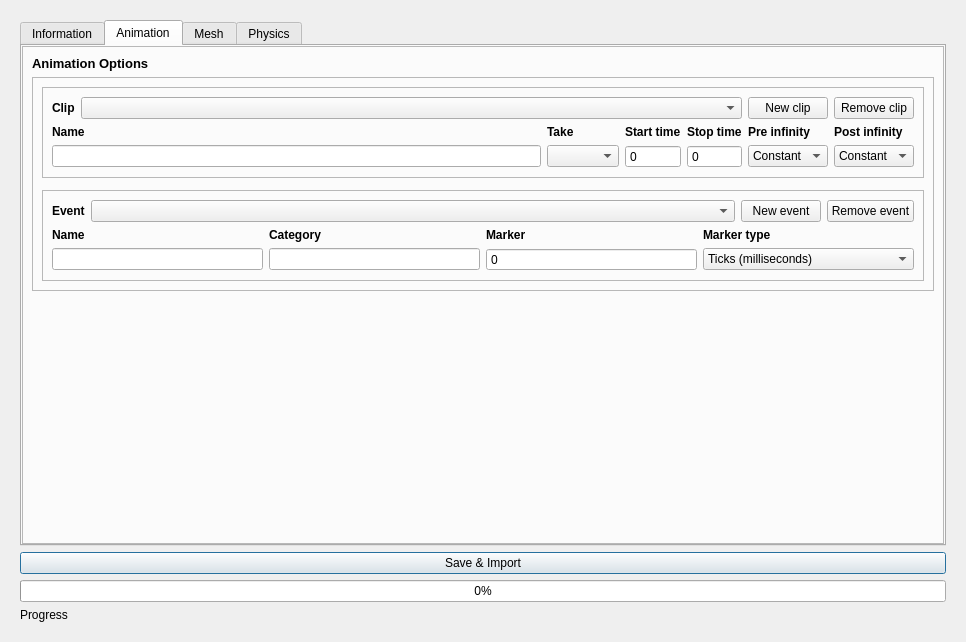
Before: the Qt Designer form code/qttoolkit/contentbrowser/ui/modelimporterwindow.ui in gscept/nebula-trifid, drawn with Qt 5.
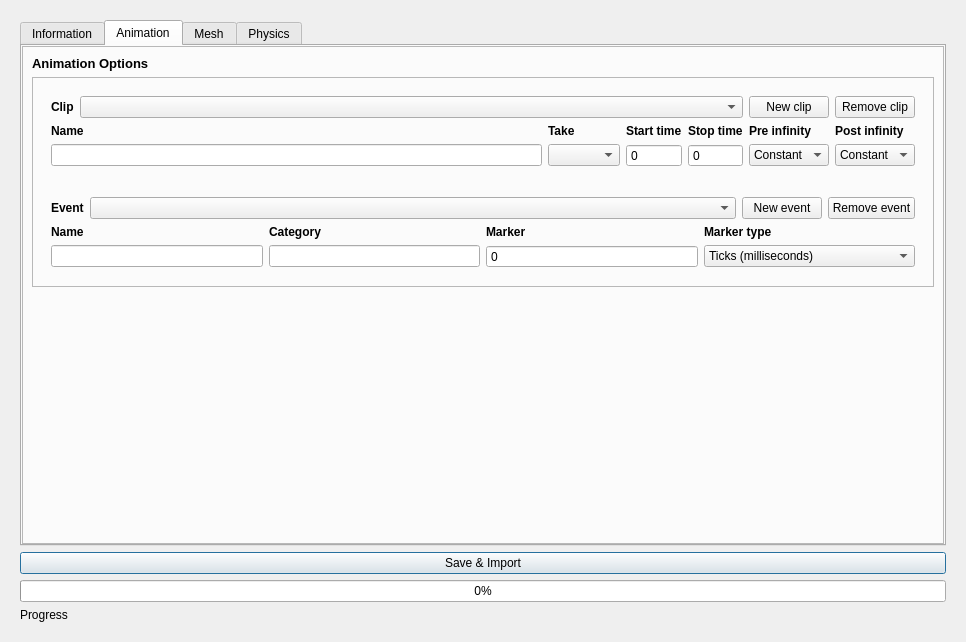
After: the same form once the commit is applied. The open tabs and pages were chosen to show the change.

Patch:
```diff
--- a/code/qttoolkit/contentbrowser/ui/modelimporterwindow.ui
+++ b/code/qttoolkit/contentbrowser/ui/modelimporterwindow.ui
@@ -242,7 +242,7 @@
                 <item row="0" column="0" colspan="3">
                  <widget class="QFrame" name="clipFrame">
                   <property name="frameShape">
-                   <enum>QFrame::StyledPanel</enum>
+                   <enum>QFrame::NoFrame</enum>
                   </property>
                   <property name="frameShadow">
                    <enum>QFrame::Raised</enum>
@@ -448,7 +448,7 @@
                 <item row="2" column="0" colspan="3">
                  <widget class="QFrame" name="eventFrame">
                   <property name="frameShape">
-                   <enum>QFrame::StyledPanel</enum>
+                   <enum>QFrame::NoFrame</enum>
                   </property>
                   <property name="frameShadow">
                    <enum>QFrame::Raised</enum>
```
Left out of the diff: 2 changed lines with no effect on the pictures.
